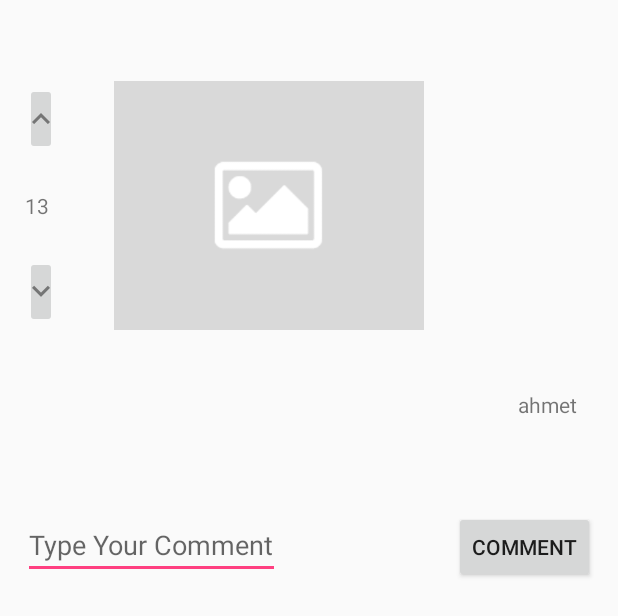
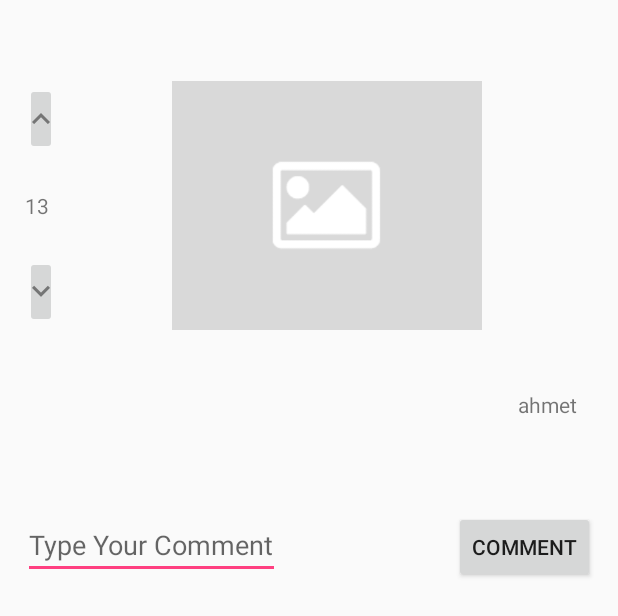
Before and after one commit to bounswe/bounswe2017group1, an Android app: the layout item_detail_view.xml on its own in the app's theme, with its tools: preview values and no code run, on a phone screen of 412 x 824 dp. Shown: the top 616 px of the screen. Run offline under Robolectric (Android 15) with nearby library versions, the phone set to English and light mode, and no system bars.

Commit message:
Small bugs are fixed

```diff
--- a/android/app/src/main/java/com/boungroup1/androidculturemania/ItemDetailView.java
+++ b/android/app/src/main/java/com/boungroup1/androidculturemania/ItemDetailView.java
@@ -132,7 +132,7 @@ public class ItemDetailView extends AppCompatActivity {
                         tag.append(tags.getName().toString());
                         tag.append(",");
                     }
-                    if(response.body().getMedia()!=null)
+                    if(response.body().getMedia().size()>0)
                         Picasso.with(getApplicationContext()).load(ApiClient.BASE_URL+response.body().getMedia().get(0).getImage()).into(image);
                     layout.setVisibility(View.VISIBLE);
                 }
--- a/android/app/src/main/res/layout/item_detail_view.xml
+++ b/android/app/src/main/res/layout/item_detail_view.xml
@@ -89,12 +89,12 @@
 
             <ImageView
                 android:id="@+id/detailimage"
-                android:layout_width="wrap_content"
+                android:layout_width="match_parent"
                 android:layout_height="match_parent"
                 android:layout_alignParentTop="true"
                 android:layout_toEndOf="@+id/buttons"
                 android:layout_toRightOf="@+id/buttons"
-                android:src="@drawable/placeholder"/>
+                android:src="@drawable/placeholder" />
 
         </LinearLayout>
     </LinearLayout>
```
Also changed, not shown: android/app/src/main/res/layout/activity_main.xml (+8 -4 lines).
